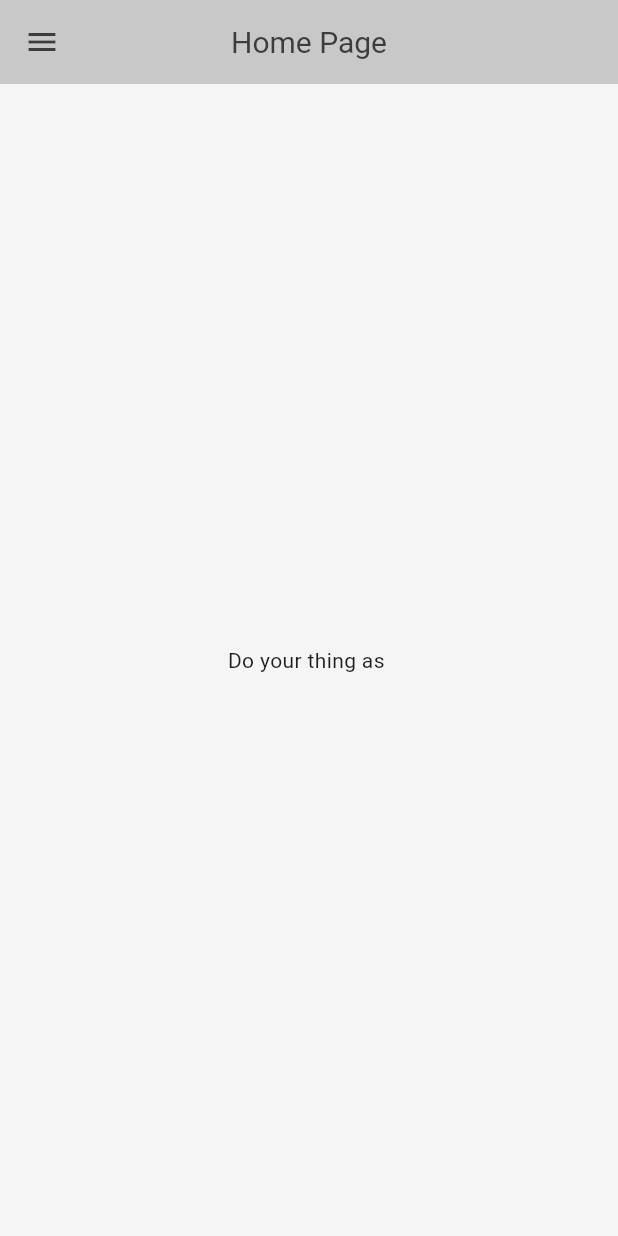
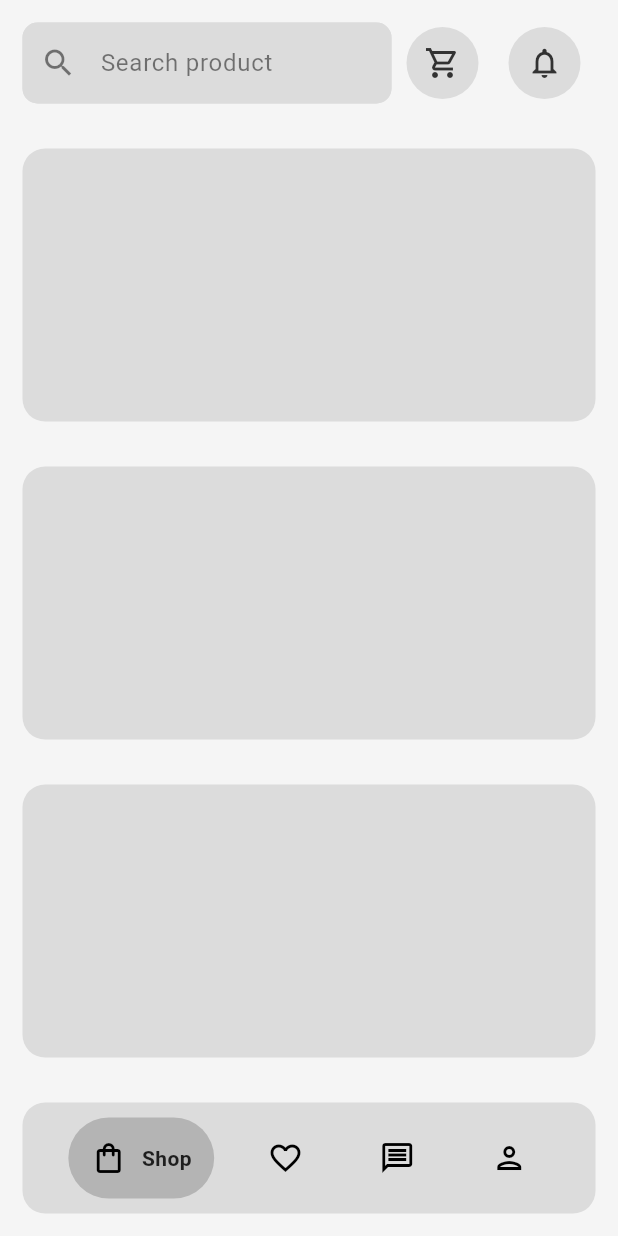
Before and after one commit to itsHuaan/computer-shop-flutter, a Flutter app: the screen it shows once a user with an empty profile is signed in, on a phone screen of 412 x 824 dp. Run offline on Flutter 3.47's test engine with Material 3 defaults, Android fonts, the phone set to English and light mode, and no system bars; drawn by our look-alikes of google_nav_bar; our stand-ins replace cloud_firestore, firebase_auth, firebase_core, google_fonts, google_sign_in, icons_plus; accounts and stored records are empty; Roboto replaces fonts that are missing (Overpass).

Commit message:
shop page UI added

```diff
--- a/lib/components/my_app_bar.dart
+++ b/lib/components/my_app_bar.dart
@@ -1,12 +1,15 @@
 import 'package:flutter/material.dart';
 
+// ignore: must_be_immutable
 class MyAppBar extends StatelessWidget implements PreferredSizeWidget {
   final String title;
   final List<Widget>? actions;
-  const MyAppBar({
+  bool centerTitle;
+  MyAppBar({
     super.key,
     required this.title,
     this.actions,
+    this.centerTitle = true,
   });
 
   @override
@@ -16,7 +19,7 @@ class MyAppBar extends StatelessWidget implements PreferredSizeWidget {
   Widget build(BuildContext context) {
     return AppBar(
       actions: actions,
-      centerTitle: true,
+      centerTitle: centerTitle,
       title: Text(
         title,
         style: TextStyle(
--- /dev/null
+++ b/lib/components/my_bottom_bar.dart
@@ -0,0 +1,43 @@
+import 'package:flutter/material.dart';
+import 'package:google_nav_bar/google_nav_bar.dart';
+
+class MyBottomBar extends StatelessWidget {
+  List<GButton> tabs;
+  Function(int)? onTabChange;
+  Color? color;
+  Color? activeColor;
+  Color tabBackgroundColor;
+  Color backgroundColor;
+  MyBottomBar({
+    super.key,
+    this.color,
+    this.activeColor,
+    required this.tabBackgroundColor,
+    this.backgroundColor = Colors.transparent,
+    required this.tabs,
+    this.onTabChange,
+  });
+
+  @override
+  Widget build(BuildContext context) {
+    return Container(
+      margin: const EdgeInsets.all(15.0),
+      padding: const EdgeInsets.all(10.0),
+      decoration: BoxDecoration(
+        borderRadius: BorderRadius.circular(15.0),
+        color: backgroundColor,
+      ),
+      child: GNav(
+        mainAxisAlignment: MainAxisAlignment.spaceEvenly,
+        tabs: tabs,
+        padding: const EdgeInsets.all(15.0),
+        gap: 10,
+        color: color,
+        activeColor: activeColor,
+        tabBackgroundColor: tabBackgroundColor,
+        tabBorderRadius: 30,
+        onTabChange: onTabChange,
+      ),
+    );
+  }
+}
--- /dev/null
+++ b/lib/components/my_circle_icon_button.dart
@@ -0,0 +1,36 @@
+import 'package:flutter/material.dart';
+
+class MyCircleIconButton extends StatelessWidget {
+  IconData icon;
+  void Function()? onPressed;
+  EdgeInsetsGeometry? margin;
+  EdgeInsetsGeometry? padding;
+  Color? color;
+  MyCircleIconButton({
+    super.key,
+    required this.icon,
+    this.onPressed,
+    this.margin,
+    this.padding,
+    this.color,
+  });
+
+  @override
+  Widget build(BuildContext context) {
+    return Container(
+      margin: margin,
+      padding: padding,
+      decoration: BoxDecoration(
+        color: color,
+        shape: BoxShape.circle,
+      ),
+      child: IconButton(
+        onPressed: onPressed,
+        icon: Icon(
+          icon,
+          color: Theme.of(context).colorScheme.onPrimary,
+        ),
+      ),
+    );
+  }
+}
--- a/lib/components/my_drawer.dart
+++ b/lib/components/my_drawer.dart
@@ -1,6 +1,6 @@
 import 'package:flutter/material.dart';
-import 'package:login_example/components/my_drawer_item.dart';
 
+// ignore: must_be_immutable
 class MyDrawer extends StatelessWidget {
   List<Widget> children;
   MyDrawer({
--- a/lib/components/my_drawer_item.dart
+++ b/lib/components/my_drawer_item.dart
@@ -1,5 +1,6 @@
 import 'package:flutter/material.dart';
 
+// ignore: must_be_immutable
 class MyDrawerItem extends StatelessWidget {
   final IconData icon;
   final String text;
--- a/lib/components/my_text_field.dart
+++ b/lib/components/my_text_field.dart
@@ -2,20 +2,28 @@ import 'package:flutter/material.dart';
 
 // ignore: must_be_immutable
 class MyTextField extends StatelessWidget {
-  TextEditingController controller;
+  TextEditingController? controller;
   bool obscureText;
-  final String labelText;
+  final String? labelText;
+  final String? hintText;
   double borderRadius;
   Widget? suffixIcon;
   String? errorText;
+  Widget? prefixIcon;
+  Color enabledBorderColor;
+  Color focusedBorderColor;
   MyTextField({
     super.key,
     this.obscureText = false,
-    required this.labelText,
+    this.labelText,
+    this.hintText,
     this.borderRadius = 10.0,
     this.suffixIcon,
-    required this.controller,
+    this.controller,
     this.errorText,
+    this.prefixIcon,
+    required this.enabledBorderColor,
+    required this.focusedBorderColor,
   });
 
   @override
@@ -29,6 +37,8 @@ class MyTextField extends StatelessWidget {
         color: Theme.of(context).colorScheme.onPrimary,
       ),
       decoration: InputDecoration(
+        hintText: hintText,
+        hintStyle: TextStyle(color: Theme.of(context).hintColor),
         contentPadding: const EdgeInsets.symmetric(horizontal: 15.0, vertical: 15.0),
         // floatingLabelBehavior: FloatingLabelBehavior.auto,
         floatingLabelStyle: TextStyle(
@@ -55,16 +65,17 @@ class MyTextField extends StatelessWidget {
         enabledBorder: OutlineInputBorder(
           borderRadius: BorderRadius.circular(borderRadius),
           borderSide: BorderSide(
-            color: Theme.of(context).colorScheme.tertiary,
+            color: enabledBorderColor,
           ),
         ),
         focusedBorder: OutlineInputBorder(
           borderRadius: BorderRadius.circular(borderRadius),
           borderSide: BorderSide(
-            color: Theme.of(context).colorScheme.primary,
+            color: focusedBorderColor,
           ),
         ),
         suffixIcon: suffixIcon,
+        prefixIcon: prefixIcon,
         fillColor: Theme.of(context).colorScheme.primary,
         filled: true,
       ),
--- a/lib/pages/admin/dashboard_page.dart
+++ b/lib/pages/admin/dashboard_page.dart
@@ -14,7 +14,7 @@ class DashboardPage extends StatelessWidget {
     final loginProvider = Provider.of<LoginProvider>(context);
     final user = FirebaseAuth.instance.currentUser!;
     return Scaffold(
-      appBar: const MyAppBar(
+      appBar: MyAppBar(
         title: 'Dashboard',
       ),
       body: Center(
--- a/lib/pages/home_page.dart
+++ b/lib/pages/home_page.dart
@@ -1,51 +1,58 @@
-import 'package:firebase_auth/firebase_auth.dart';
 import 'package:flutter/material.dart';
-import 'package:login_example/components/my_app_bar.dart';
-import 'package:login_example/components/my_drawer.dart';
-import 'package:login_example/components/my_drawer_item.dart';
-import 'package:login_example/providers/login_provider.dart';
-import 'package:provider/provider.dart';
+import 'package:google_nav_bar/google_nav_bar.dart';
+import 'package:login_example/components/my_bottom_bar.dart';
+import 'package:login_example/pages/fav_items_page.dart';
+import 'package:login_example/pages/message_page.dart';
+import 'package:login_example/pages/profile_page.dart';
+import 'package:login_example/pages/shop_page.dart';
 
-class HomePage extends StatelessWidget {
+class HomePage extends StatefulWidget {
   const HomePage({super.key});
 
   @override
+  State<HomePage> createState() => _HomePageState();
+}
+
+class _HomePageState extends State<HomePage> {
+  int _selectedIndex = 0;
+  void navigateBottomBar(int index) {
+    setState(() {
+      _selectedIndex = index;
+    });
+  }
+
+  final List<Widget> _pages = [
+    const ShopPage(),
+    const FavItemsPage(),
+    const MessagePage(),
+    const ProfilePage(),
+  ];
+  @override
   Widget build(BuildContext context) {
-    final user = FirebaseAuth.instance.currentUser!;
-    final loginProvider = Provider.of<LoginProvider>(context);
     return Scaffold(
-      appBar: const MyAppBar(
-        title: 'Home Page',
-      ),
-      body: Center(
-        child: Column(
-          mainAxisAlignment: MainAxisAlignment.center,
-          children: [
-            Text('Do your thing as ${user.email}'),
-          ],
-        ),
-      ),
-      drawer: MyDrawer(
-        children: [
-          Container(
-            padding: const EdgeInsets.only(
-              top: 50,
-              bottom: 50.0,
-            ),
-            child: const Icon(
-              Icons.shopping_bag_rounded,
-              size: 150,
-            ),
+      body: _pages[_selectedIndex],
+      bottomNavigationBar: MyBottomBar(
+        backgroundColor: Theme.of(context).colorScheme.primary,
+        tabBackgroundColor: Theme.of(context).colorScheme.tertiary,
+        tabs: const [
+          GButton(
+            icon: Icons.shopping_bag_outlined,
+            text: 'Shop',
           ),
-          const Spacer(),
-          MyDrawerItem(
-            icon: Icons.logout_outlined,
-            text: 'Logout',
-            onTap: () {
-              loginProvider.logOut(context);
-            },
+          GButton(
+            icon: Icons.favorite_outline_outlined,
+            text: 'Favorite',
+          ),
+          GButton(
+            icon: Icons.message_outlined,
+            text: 'Messages',
+          ),
+          GButton(
+            icon: Icons.person_outlined,
+            text: 'Favorite',
           ),
         ],
+        onTabChange: (index) => navigateBottomBar(index),
       ),
     );
   }
--- /dev/null
+++ b/lib/pages/shop_page.dart
@@ -0,0 +1,83 @@
+import 'package:flutter/material.dart';
+import 'package:login_example/components/my_circle_icon_button.dart';
+import 'package:login_example/components/my_text_field.dart';
+
+class ShopPage extends StatelessWidget {
+  const ShopPage({super.key});
+
+  @override
+  Widget build(BuildContext context) {
+    return Center(
+      child: Column(
+        mainAxisAlignment: MainAxisAlignment.start,
+        children: [
+          Padding(
+            padding: const EdgeInsets.all(15.0),
+            child: Row(
+              mainAxisAlignment: MainAxisAlignment.spaceEvenly,
+              children: [
+                Expanded(
+                  child: MyTextField(
+                    enabledBorderColor: Theme.of(context).colorScheme.primary,
+                    focusedBorderColor: Theme.of(context).colorScheme.primary,
+                    hintText: 'Search product',
+                    prefixIcon: Icon(
+                      Icons.search_outlined,
+                      color: Theme.of(context).hintColor,
+                    ),
+                  ),
+                ),
+                MyCircleIconButton(
+                  margin: const EdgeInsets.symmetric(
+                    horizontal: 10.0,
+                  ),
+                  icon: Icons.shopping_cart_outlined,
+                  color: Theme.of(context).colorScheme.primary,
+                  onPressed: () {},
+                ),
+                MyCircleIconButton(
+                  margin: const EdgeInsets.symmetric(
+                    horizontal: 10.0,
+                  ),
+                  icon: Icons.notifications_outlined,
+                  color: Theme.of(context).colorScheme.primary,
+                  onPressed: () {},
+                ),
+              ],
+            ),
+          ),
+          Expanded(
+            child: Container(
+              margin: const EdgeInsets.all(15.0),
+              padding: const EdgeInsets.all(15.0),
+              decoration: BoxDecoration(
+                color: Theme.of(context).colorScheme.primary,
+                borderRadius: BorderRadius.circular(15.0),
+              ),
+            ),
+          ),
+          Expanded(
+            child: Container(
+              margin: const EdgeInsets.all(15.0),
+              padding: const EdgeInsets.all(15.0),
+              decoration: BoxDecoration(
+                color: Theme.of(context).colorScheme.primary,
+                borderRadius: BorderRadius.circular(15.0),
+              ),
+            ),
+          ),
+          Expanded(
+            child: Container(
+              margin: const EdgeInsets.all(15.0),
+              padding: const EdgeInsets.all(15.0),
+              decoration: BoxDecoration(
+                color: Theme.of(context).colorScheme.primary,
+                borderRadius: BorderRadius.circular(15.0),
+              ),
+            ),
+          )
+        ],
+      ),
+    );
+  }
+}
--- a/lib/providers/login_provider.dart
+++ b/lib/providers/login_provider.dart
@@ -78,7 +78,7 @@ class LoginProvider extends ChangeNotifier {
 
       notifyListeners();
     } finally {
-      if (Navigator.canPop(context) || context.mounted) {
+      if (Navigator.canPop(context)) {
         Navigator.pop(context);
       }
     }
--- a/lib/theme/themes.dart
+++ b/lib/theme/themes.dart
@@ -2,6 +2,7 @@ import 'package:flutter/material.dart';
 import 'package:google_fonts/google_fonts.dart';
 
 ThemeData lightMode = ThemeData(
+  hintColor: const Color.fromARGB(128, 0, 0, 0),
   appBarTheme: AppBarTheme(
     titleTextStyle: GoogleFonts.overpass(
       textStyle: const TextStyle(
@@ -30,6 +31,7 @@ ThemeData lightMode = ThemeData(
 );
 
 ThemeData darkMode = ThemeData(
+  hintColor: const Color.fromARGB(128, 255, 255, 255),
   appBarTheme: AppBarTheme(
     titleTextStyle: GoogleFonts.overpass(
       textStyle: const TextStyle(
--- a/pubspec.yaml
+++ b/pubspec.yaml
@@ -44,6 +44,7 @@ dependencies:
   google_sign_in: ^6.2.1
   google_fonts: ^6.2.1
   cloud_firestore: ^5.4.1
+  google_nav_bar: ^5.0.6
 
 dev_dependencies:
   flutter_test:
```
Also changed, not shown: lib/components/my_icon_button.dart (+3 -5 lines), lib/pages/admin/account_management_page.dart (+18 -6 lines), lib/pages/fav_items_page.dart (added, +17 -0 lines), lib/pages/login_page.dart (+10 -2 lines), lib/pages/message_page.dart (added, +17 -0 lines), lib/pages/profile_page.dart (added, +17 -0 lines), lib/pages/register_page.dart (+13 -3 lines), pubspec.lock.
